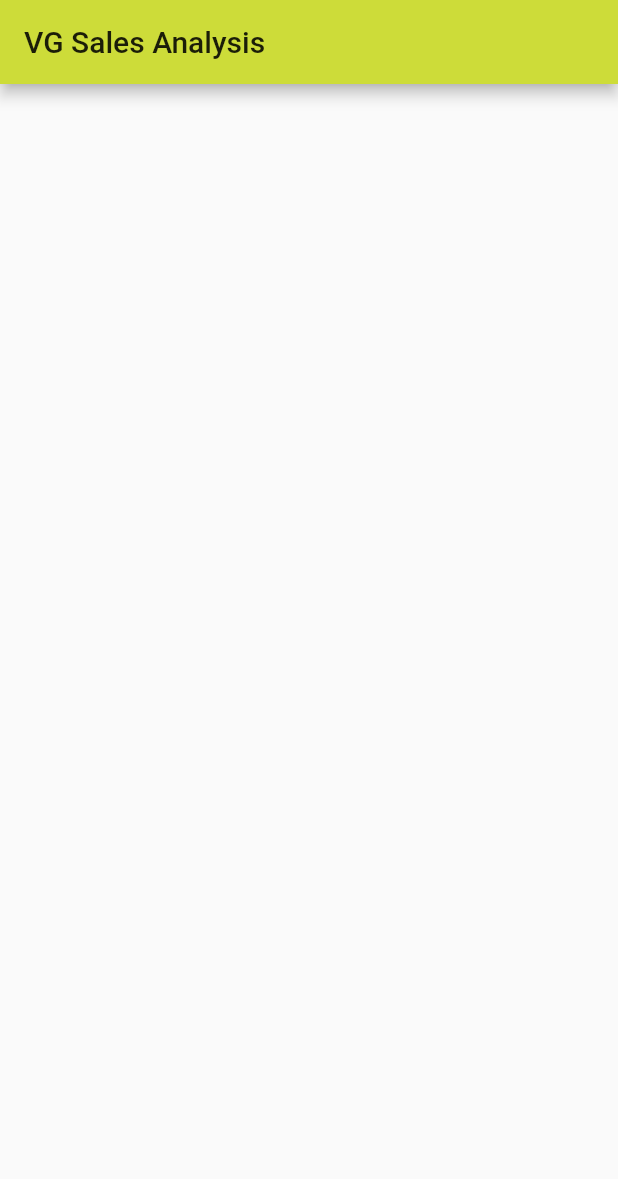
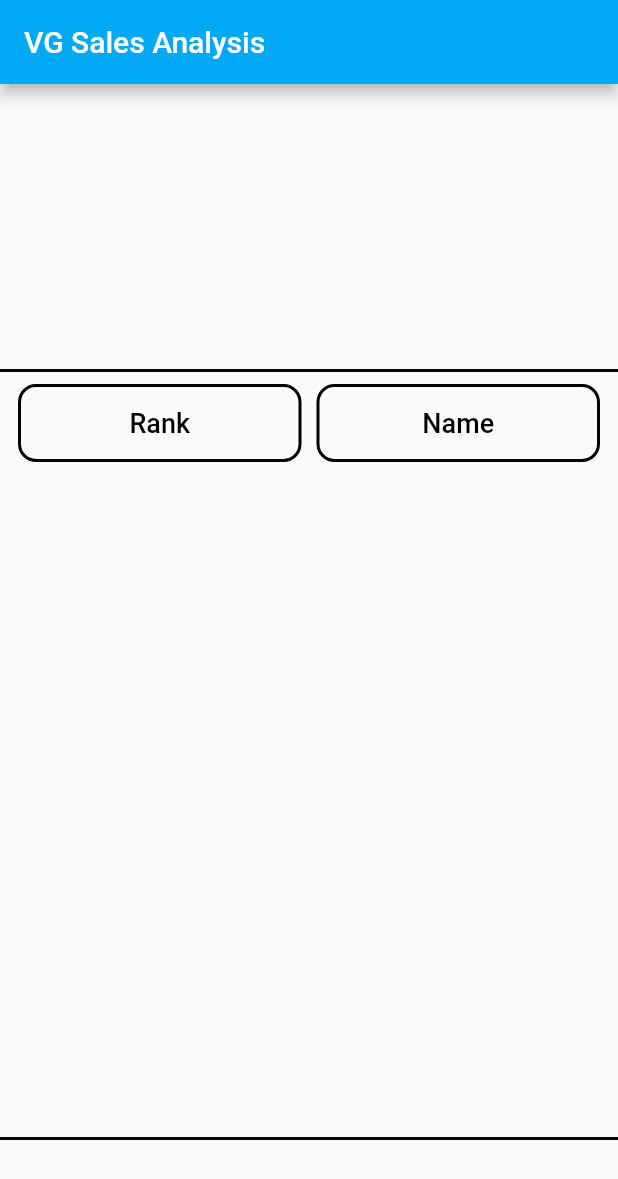
Before and after one commit to frekkanzer2/VGSalesDataAnalyzer, a Flutter app: the screen it shows after launch, on a phone screen of 412 x 824 dp. Shown: the top 1179 px of the screen. Run offline on Flutter 3.47's test engine with Material 2 defaults, Android fonts, the phone set to English and light mode, and no system bars.

Commit message:
Structured first selection page
Added 3 sections and 2 sample buttons

```diff
--- /dev/null
+++ b/queryapp/lib/Utils/custom_widgets.dart
@@ -0,0 +1,55 @@
+import 'package:flutter/material.dart';
+
+class SectionDivider extends StatelessWidget {
+  @override
+  Widget build(BuildContext context) {
+    return Divider(
+      height: 0,
+      thickness: 2,
+      color: Colors.black,
+    );
+  }
+}
+
+class AttributeButtonSelection extends StatefulWidget {
+  AttributeButtonSelection({Key? key, required this.button_text, required this.callback}) : super(key: key);
+
+  String button_text;
+  Function callback;
+
+  @override
+  _AttributeButtonSelectionState createState() => _AttributeButtonSelectionState();
+}
+
+class _AttributeButtonSelectionState extends State<AttributeButtonSelection> {
+  @override
+  Widget build(BuildContext context) {
+    return Expanded(
+      child: Container(
+        child: TextButton(
+          child: Text(
+            widget.button_text,
+            style: TextStyle(
+              color: Colors.black,
+              fontSize: 18,
+            ),
+          ),
+          onPressed: null,
+        ),
+        decoration: BoxDecoration(
+          border: Border.all(
+            color: Colors.black,
+            width: 2,
+          ),
+          borderRadius: new BorderRadius.only(
+            topLeft: const Radius.circular(12.0),
+            topRight: const Radius.circular(12.0),
+            bottomLeft: const Radius.circular(12.0),
+            bottomRight: const Radius.circular(12.0),
+          ),
+        ),
+      ),
+      flex: 1,
+    );
+  }
+}
--- a/queryapp/lib/home_page.dart
+++ b/queryapp/lib/home_page.dart
@@ -1,4 +1,5 @@
 import 'package:flutter/material.dart';
+import 'package:queryapp/Utils/custom_widgets.dart';
 
 class MyHomePage extends StatefulWidget {
   MyHomePage({Key? key}) : super(key: key);
@@ -14,12 +15,114 @@ class _MyHomePageState extends State<MyHomePage> {
     return Scaffold(
       appBar: AppBar(
         title: Text(
-          "VG Sales Analysis"
+          "VG Sales Analysis",
+          style: TextStyle(
+            color: Colors.white,
+          ),
         ),
       ),
       body: Container(
+        child: Column(
+          children: [
+            Expanded(
+              child: Container(
 
+              ),
+              flex: 3,
+            ),
+            SectionDivider(),
+            // SECOND CONTAINER (MIDDLE)
+            Expanded(
+              child: CenteredSection(
+                state: 0,
+              ),
+              flex: 8,
+            ),
+            SectionDivider(),
+            Expanded(
+              child: Container(
+
+              ),
+              flex: 1,
+            ),
+          ],
+        ),
       ),
     );
   }
 }
+
+class CenteredSection extends StatefulWidget {
+  CenteredSection({Key? key, required this.state}) : super(key: key);
+
+  int state;
+
+  @override
+  _CenteredSectionState createState() => _CenteredSectionState();
+}
+
+class _CenteredSectionState extends State<CenteredSection> {
+  @override
+  Widget build(BuildContext context) {
+
+    if (widget.state > 2 || widget.state < 0) widget.state = 0;
+
+    return Container(
+
+      // state 0 -> all attributes
+      child: (widget.state == 0) ? new Container(
+        padding: EdgeInsets.fromLTRB(12, 8, 12, 8),
+        child: Column(
+          children: [
+            Row(
+              children: [
+                AttributeButtonSelection(
+                  button_text: "Rank",
+                  callback: () => {
+                    // TEMP
+                  },
+                ),
+                Container(
+                  width: 10,
+                ),
+                AttributeButtonSelection(
+                  button_text: "Name",
+                  callback: () => {
+                    // TEMP
+                  },
+                ),
+              ],
+            ),
+            Row(
+
+            ),
+            Row(
+
+            ),
+            Row(
+
+            ),
+            Row(
+
+            ),
+            Row(
+
+            ),
+          ],
+        ),
+      )
+      // state 1 -> ranged values
+      : (widget.state == 1) ? new Container (
+        color: Colors.blue,
+      )
+      // state 2 -> single values
+      : (widget.state == 2) ? new Container(
+        color: Colors.yellow,
+      )
+      // unreachable case
+      : Container( color: Colors.red, ),
+
+    );
+
+  }
+}
--- a/queryapp/lib/main.dart
+++ b/queryapp/lib/main.dart
@@ -12,7 +12,7 @@ class MyApp extends StatelessWidget {
     return MaterialApp(
       title: 'VG Sales Analysis',
       theme: ThemeData(
-        primarySwatch: Colors.lime,
+        primarySwatch: Colors.lightBlue,
       ),
       home: MyHomePage(),
     );
```
